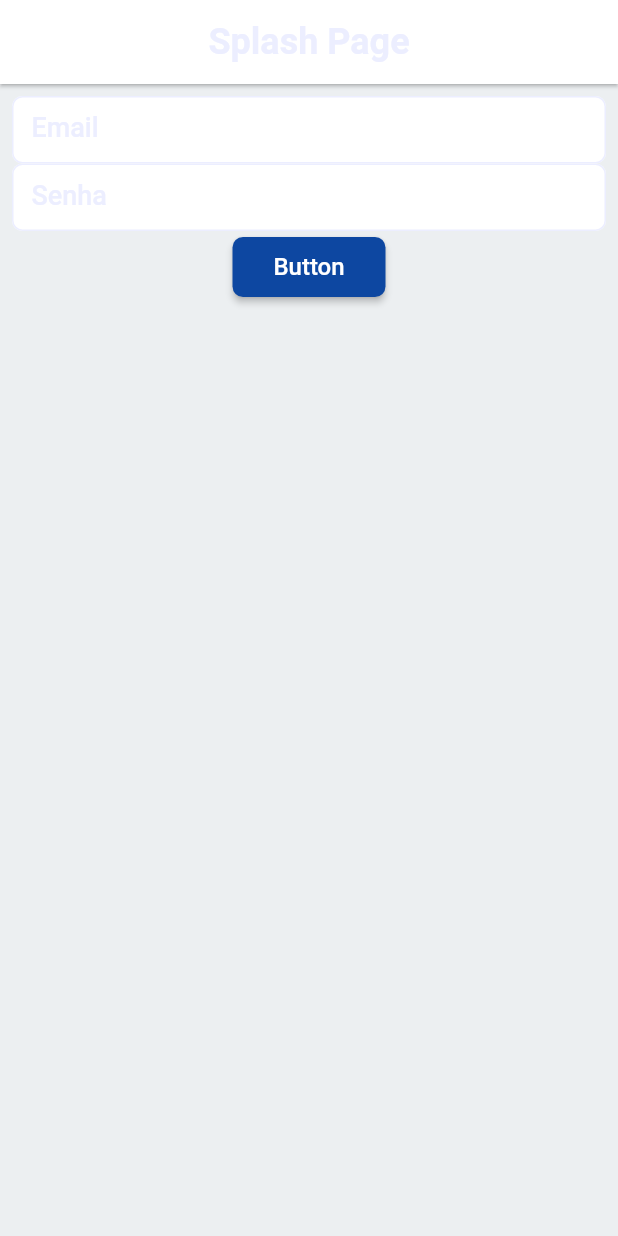
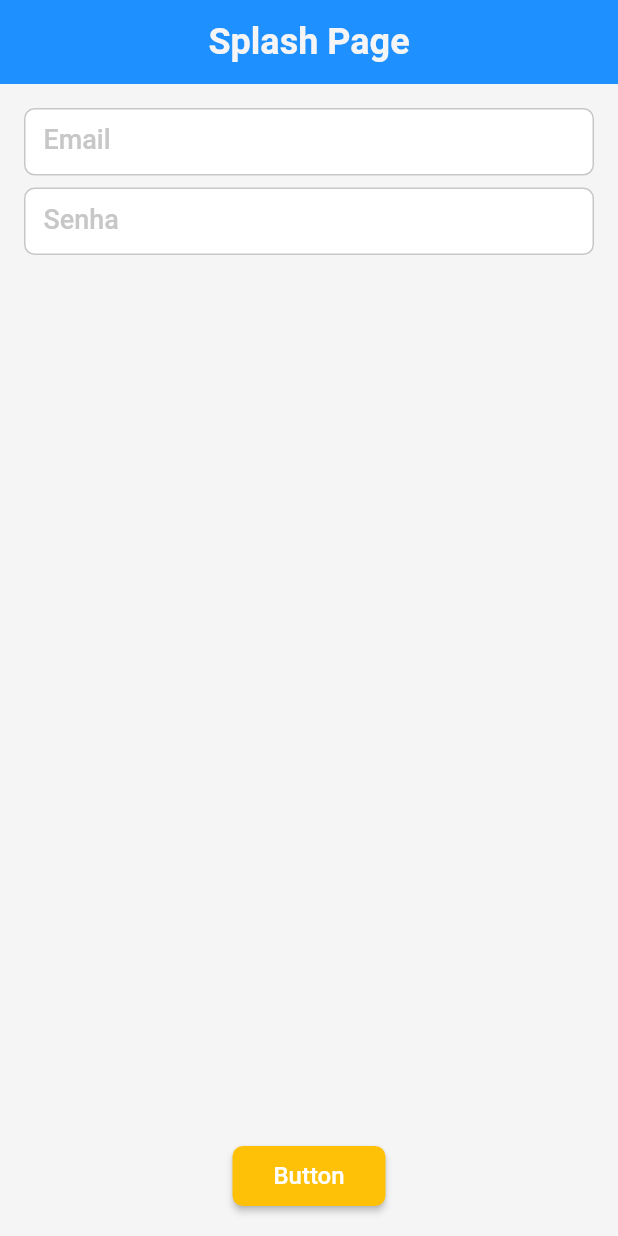
Before and after one commit to TonySilva7/template-flutter-project, a Flutter app: the screen it shows after launch, on a phone screen of 412 x 824 dp. Run offline on Flutter 3.47's test engine with Material 2 defaults, Android fonts, the phone set to English and light mode, and no system bars; our stand-ins replace dio.

Commit message:
feat: example splash page

```diff
--- a/lib/app/core/ui/styles/app_styles.dart
+++ b/lib/app/core/ui/styles/app_styles.dart
@@ -16,7 +16,7 @@ class AppStyles {
         shape: RoundedRectangleBorder(
           borderRadius: BorderRadius.circular(7),
         ),
-        backgroundColor: ColorsApp.instance.primary,
+        backgroundColor: ColorsApp.instance.secondary,
         foregroundColor: ColorsApp.instance.onPrimary,
         textStyle: MyTextStyles.instance.textButtonLabel,
         minimumSize: const Size(102, 40),
--- a/lib/app/core/ui/styles/colors_app.dart
+++ b/lib/app/core/ui/styles/colors_app.dart
@@ -9,20 +9,20 @@ class ColorsApp {
     return _instance!;
   }
 
-  Color get primary => const Color(0xFF0D47A1);
-  Color get primaryDark => const Color(0xFF002171);
-  Color get primaryLight => const Color(0xFF5472D3);
-  Color get secondary => const Color(0xFFE65100);
-  Color get secondaryDark => const Color(0xFFAD3400);
-  Color get secondaryLight => const Color(0xFFFF6D00);
-  Color get background => const Color(0xFFECEFF1);
+  Color get primary => const Color(0xFF1E90FF);
+  Color get primaryLight => const Color(0xFF6AB7FF);
+  Color get primaryDark => const Color(0xFF0069C0);
+  Color get onPrimary => const Color(0xFFFFFFFF);
+  Color get secondary => const Color(0xFFFFC107);
+  Color get secondaryLight => const Color(0xFFFFF350);
+  Color get secondaryDark => const Color(0xFFC79100);
+
+  Color get background => const Color(0xFFF5F5F5);
+  Color get backgroundLight => const Color(0xFFFFFFFF);
+  Color get backgroundDark => const Color(0xFFC7C7C7);
+
   Color get surface => const Color(0xFFFFFFFF);
-  Color get error => const Color(0xFFB00020);
-  Color get onPrimary => const Color(0xFFFFFFFF);
-  Color get onSecondary => const Color(0xFF000000);
-  Color get onBackground => const Color(0xFF000000);
-  Color get onSurface => const Color(0xEAEAECFF);
-  Color get onError => const Color(0xFFAD3400);
+  Color get error => const Color(0xFFFF5722);
 }
 
 extension ColorsAppExtension on BuildContext {
--- a/lib/app/core/ui/theme/my_theme.dart
+++ b/lib/app/core/ui/theme/my_theme.dart
@@ -15,7 +15,7 @@ class MyTheme {
 
   static final _defaultInputBorder = OutlineInputBorder(
     borderRadius: BorderRadius.circular(7),
-    borderSide: BorderSide(color: ColorsApp.instance.onSurface),
+    borderSide: BorderSide(color: ColorsApp.instance.backgroundDark),
   );
 
   static final theme = ThemeData(
@@ -30,8 +30,8 @@ class MyTheme {
       isDense: true,
       contentPadding: const EdgeInsets.all(13),
       //  ---
-      labelStyle: MyTextStyles.instance.subtitle.copyWith(color: ColorsApp.instance.onSurface),
-      hintStyle: MyTextStyles.instance.body.copyWith(color: ColorsApp.instance.onSurface),
+      labelStyle: MyTextStyles.instance.subtitle.copyWith(color: ColorsApp.instance.backgroundDark),
+      hintStyle: MyTextStyles.instance.body.copyWith(color: ColorsApp.instance.backgroundDark),
       errorStyle: MyTextStyles.instance.body.copyWith(color: ColorsApp.instance.error),
       errorBorder: _defaultInputBorder.copyWith(borderSide: BorderSide(color: ColorsApp.instance.error)),
       focusedErrorBorder: _defaultInputBorder.copyWith(borderSide: BorderSide(color: ColorsApp.instance.error)),
@@ -67,14 +67,14 @@ class MyTheme {
       secondary: ColorsApp.instance.secondary,
     ),
     appBarTheme: AppBarTheme(
-      backgroundColor: ColorsApp.instance.surface,
-      elevation: 1,
+      backgroundColor: ColorsApp.instance.primary,
+      elevation: 0,
       centerTitle: true,
       iconTheme: IconThemeData(
-        color: ColorsApp.instance.onSurface,
+        color: ColorsApp.instance.primary,
       ),
       titleTextStyle: TextStyle(
-        color: ColorsApp.instance.onSurface,
+        color: ColorsApp.instance.background,
       ),
     ),
   );
--- a/lib/app/pages/splash/splash.dart
+++ b/lib/app/pages/splash/splash.dart
@@ -1,4 +1,5 @@
 import 'package:flutter/material.dart';
+import 'package:template_project/app/core/ui/helpers/size_extensions.dart';
 import 'package:template_project/app/core/ui/styles/app_styles.dart';
 
 import 'package:template_project/app/core/ui/styles/my_text_styles.dart';
@@ -15,8 +16,12 @@ class SplashPage extends StatelessWidget {
           style: MyTextStyles.instance.title,
         ),
       ),
-        body: Padding(
-          padding: const EdgeInsets.all(8.0),
+      body: Container(
+        margin: const EdgeInsets.all(16),
+        child: Column(
+          children: [
+            Expanded(
+              child: Form(
                 child: Column(
                   children: [
                     TextFormField(
@@ -25,10 +30,15 @@ class SplashPage extends StatelessWidget {
                         hintText: 'seu.email@.com',
                       ),
                     ),
+                    const SizedBox(height: 8),
                     TextFormField(
                       decoration: const InputDecoration(
                         labelText: 'Senha',
                         hintText: 'sua***senha',
+                      ),
+                    ),
+                  ],
+                ),
               ),
             ),
             ElevatedButton(
@@ -38,6 +48,7 @@ class SplashPage extends StatelessWidget {
             ),
           ],
         ),
-        ));
+      ),
+    );
   }
 }
```
Lines whose indentation alone changed are shown as unchanged.
